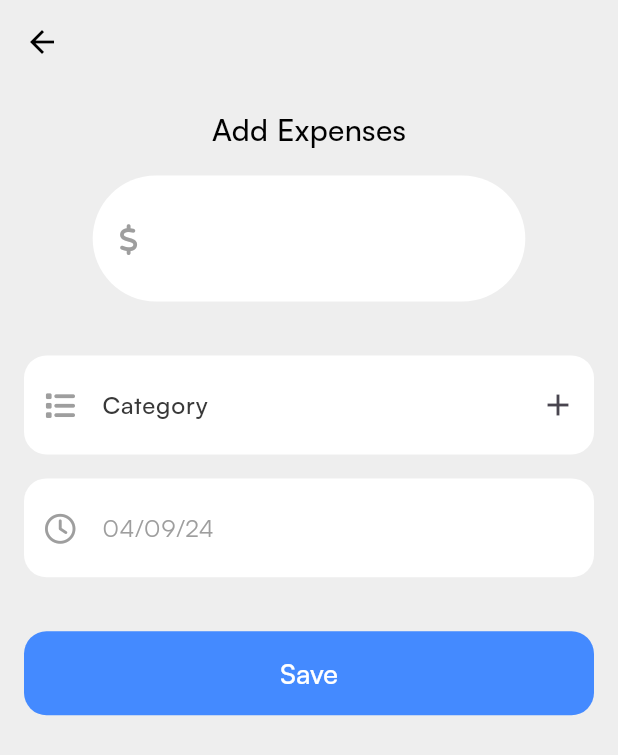
After one commit to SehanAF/Project-Travello, a Flutter app: the AddExpense screen opened directly, on a phone screen of 412 x 824 dp. The commit adds this screen. Shown: the top 755 px of the screen. Run offline on Flutter 3.47's test engine with Material 3 defaults, Android fonts, the phone set to English and light mode, and no system bars; our stand-ins replace cloud_firestore, dartz, firebase_auth, firebase_core, fl_chart, flutter_svg and 3 more; accounts and stored records are empty.

Commit message:
update expense screen

```diff
--- a/lib/main.dart
+++ b/lib/main.dart
@@ -32,7 +32,7 @@ class MyApp extends StatelessWidget {
       debugShowCheckedModeBanner: false,
       theme: AppTheme.lightTheme,
       darkTheme: AppTheme.darkTheme,
-      themeMode: ThemeMode.system,
+      themeMode: ThemeMode.light,
       home: const SplashPage(),
     );
   }
--- /dev/null
+++ b/lib/presentation/home/pages/add_expense/pages/add_expense.dart
@@ -0,0 +1,355 @@
+// ignore_for_file: prefer_const_constructors
+
+import 'package:flutter/cupertino.dart';
+import 'package:flutter/material.dart';
+import 'package:font_awesome_flutter/font_awesome_flutter.dart';
+import 'package:intl/intl.dart';
+
+class AddExpense extends StatefulWidget {
+  const AddExpense({super.key});
+
+  @override
+  State<AddExpense> createState() => _AddExpenseState();
+}
+
+class _AddExpenseState extends State<AddExpense> {
+  final TextEditingController _expenseController = TextEditingController();
+  final TextEditingController _categoryController = TextEditingController();
+  final TextEditingController _dateController = TextEditingController();
+  DateTime selectedDate = DateTime.now();
+
+  List<String> myCategoriesIcons = [
+    "entertainment",
+    "food",
+    "home",
+    "pet",
+    "shopping",
+    "tech",
+    "travel",
+  ];
+
+  @override
+  void initState() {
+    _dateController.text = DateFormat('dd/MM/yy').format(DateTime.now());
+    super.initState();
+  }
+
+  @override
+  Widget build(BuildContext context) {
+    return GestureDetector(
+      onTap: () => FocusManager.instance.primaryFocus?.unfocus(),
+      child: Scaffold(
+        backgroundColor: Colors.grey.shade200,
+        appBar: AppBar(
+          backgroundColor: Colors.grey.shade200,
+          iconTheme: IconThemeData(color: Colors.black),
+        ),
+        body: SingleChildScrollView(
+          child: Padding(
+              padding: EdgeInsets.all(16.0),
+              child: Column(
+                crossAxisAlignment: CrossAxisAlignment.center,
+                children: [
+                  Text("Add Expenses",
+                      style: TextStyle(
+                          color: Colors.black,
+                          fontWeight: FontWeight.w500,
+                          fontSize: 20)),
+                  SizedBox(
+                    height: 16,
+                  ),
+                  _buildTextFieldExpenses(context),
+                  SizedBox(
+                    height: 36,
+                  ),
+                  _buildTextFieldCategory(context),
+                  SizedBox(
+                    height: 16,
+                  ),
+                  _buildTextFieldDate(context),
+                  SizedBox(
+                    height: 36,
+                  ),
+                  _buildButtonSave()
+                ],
+              )),
+        ),
+      ),
+    );
+  }
+
+  Widget _buildButtonSave() {
+    return SizedBox(
+        width: double.infinity,
+        height: kToolbarHeight,
+        child: TextButton(
+            onPressed: () {},
+            style: TextButton.styleFrom(
+              backgroundColor: Colors.blueAccent,
+              shape: const RoundedRectangleBorder(
+                borderRadius: BorderRadius.all(Radius.circular(15)),
+              ),
+            ),
+            child: Text("Save",
+                style: TextStyle(color: Colors.white, fontSize: 18))));
+  }
+
+  Widget _buildTextFieldDate(BuildContext context) {
+    return SizedBox(
+      height: MediaQuery.of(context).size.height * 0.08,
+      child: TextFormField(
+        controller: _dateController,
+        textAlignVertical: TextAlignVertical.bottom,
+        readOnly: true,
+        onTap: () async {
+          DateTime? newDate = await showDatePicker(
+            context: context,
+            initialDate: selectedDate,
+            firstDate: DateTime.now(),
+            lastDate: DateTime(2030),
+          );
+
+          if (newDate != null) {
+            setState(() {
+              _dateController.text = DateFormat('dd/MM/yy').format(newDate);
+              selectedDate = newDate;
+            });
+          }
+        },
+        decoration: InputDecoration(
+          filled: true,
+          fillColor: Colors.white,
+          prefixIcon: const Icon(
+            FontAwesomeIcons.clock,
+            size: 20,
+            color: Colors.grey,
+          ),
+          hintText: "Date",
+          enabledBorder: OutlineInputBorder(
+              borderRadius: BorderRadius.circular(15.0),
+              borderSide: BorderSide.none),
+          focusedBorder: OutlineInputBorder(
+              borderRadius: BorderRadius.circular(12.0),
+              borderSide: BorderSide.none),
+        ),
+        style: TextStyle(color: Colors.grey),
+      ),
+    );
+  }
+
+  Widget _buildTextFieldCategory(BuildContext context) {
+    return SizedBox(
+      height: MediaQuery.of(context).size.height * 0.08,
+      child: TextFormField(
+        controller: _categoryController,
+        textAlignVertical: TextAlignVertical.bottom,
+        readOnly: true,
+        decoration: InputDecoration(
+          hintText: "Category",
+          filled: true,
+          fillColor: Colors.white,
+          prefixIcon: const Icon(
+            FontAwesomeIcons.list,
+            size: 20,
+            color: Colors.grey,
+          ),
+          suffixIcon: IconButton(
+              onPressed: () {
+                bool isExpended = false;
+                showDialog(
+                    context: context,
+                    builder: (ctx) {
+                      return StatefulBuilder(builder: (context, setState) {
+                        return AlertDialog(
+                            title: Text("Create a Category"),
+                            backgroundColor:
+                                const Color.fromARGB(255, 171, 228, 250),
+                            content: Column(
+                              mainAxisSize: MainAxisSize.min,
+                              children: [
+                                TextFormField(
+                                  // controller: _dateController,
+                                  onTap: () {
+                                    setState(() {
+                                      isExpended = !isExpended;
+                                    });
+                                  },
+                                  textAlignVertical: TextAlignVertical.bottom,
+                                  readOnly: true,
+                                  decoration: InputDecoration(
+                                    isDense: true,
+                                    filled: true,
+                                    suffixIcon: Icon(
+                                      CupertinoIcons.chevron_down,
+                                    ),
+                                    fillColor: Colors.white,
+                                    hintText: "Name",
+                                    enabledBorder: OutlineInputBorder(
+                                        borderRadius: isExpended
+                                            ? BorderRadius.vertical(
+                                                top: Radius.circular(12))
+                                            : BorderRadius.circular(12),
+                                        borderSide: BorderSide.none),
+                                    focusedBorder: OutlineInputBorder(
+                                        borderRadius: isExpended
+                                            ? BorderRadius.vertical(
+                                                top: Radius.circular(12))
+                                            : BorderRadius.circular(12),
+                                        borderSide: BorderSide.none),
+                                  ),
+                                  style: TextStyle(color: Colors.grey),
+                                ),
+                                isExpended
+                                    ? Container(
+                                        width:
+                                            MediaQuery.of(context).size.width,
+                                        height: 200,
+                                        decoration: BoxDecoration(
+                                          color: Colors.white,
+                                          borderRadius: BorderRadius.vertical(
+                                              bottom: Radius.circular(12)),
+                                        ),
+                                        child: GridView.builder(
+                                          gridDelegate:
+                                              SliverGridDelegateWithFixedCrossAxisCount(
+                                            crossAxisCount: 3,
+                                          ),
+                                          itemCount: myCategoriesIcons.length,
+                                          itemBuilder: (context, int i) {
+                                            return Container(
+                                                decoration: BoxDecoration(
+                                              image: DecorationImage(
+                                                  image: AssetImage(
+                                                      'assets/images/categories/${myCategoriesIcons[i]}.png'),
+                                                  fit: BoxFit.cover),
+                                            ));
+                                          },
+                                        ),
+                                      )
+                                    : Container(),
+                                SizedBox(
+                                  height: 16,
+                                ),
+                                TextFormField(
+                                  // controller: _dateController,
+                                  onTap: () {
+                                    setState(() {
+                                      isExpended = !isExpended;
+                                    });
+                                  },
+                                  textAlignVertical: TextAlignVertical.bottom,
+                                  readOnly: true,
+                                  decoration: InputDecoration(
+                                    isDense: true,
+                                    filled: true,
+                                    fillColor: Colors.white,
+                                    suffixIcon: Icon(
+                                      CupertinoIcons.chevron_down,
+                                    ),
+                                    hintText: "Icon",
+                                    enabledBorder: OutlineInputBorder(
+                                        borderRadius: BorderRadius.vertical(
+                                            top: Radius.circular(12)),
+                                        borderSide: BorderSide.none),
+                                    focusedBorder: OutlineInputBorder(
+                                        borderRadius: BorderRadius.vertical(
+                                            top: Radius.circular(12)),
+                                        borderSide: BorderSide.none),
+                                  ),
+                                  style: TextStyle(color: Colors.grey),
+                                ),
+                                isExpended
+                                    ? Container(
+                                        width: double.infinity,
+                                        height: 200,
+                                        decoration: BoxDecoration(
+                                            color: Colors.white,
+                                            borderRadius: BorderRadius.vertical(
+                                                bottom: Radius.circular(12))),
+                                      )
+                                    : Container(),
+                                SizedBox(
+                                  height: 16,
+                                ),
+                                TextFormField(
+                                  // controller: _dateController,
+                                  onTap: () {
+                                    setState(() {
+                                      isExpended = !isExpended;
+                                    });
+                                  },
+                                  textAlignVertical: TextAlignVertical.bottom,
+                                  readOnly: true,
+                                  decoration: InputDecoration(
+                                    isDense: true,
+                                    filled: true,
+                                    fillColor: Colors.white,
+                                    suffixIcon: Icon(
+                                      CupertinoIcons.chevron_down,
+                                    ),
+                                    hintText: "Color",
+                                    enabledBorder: OutlineInputBorder(
+                                        borderRadius:
+                                            BorderRadius.circular(15.0),
+                                        borderSide: BorderSide.none),
+                                    focusedBorder: OutlineInputBorder(
+                                        borderRadius:
+                                            BorderRadius.circular(12.0),
+                                        borderSide: BorderSide.none),
+                                  ),
+                                  style: TextStyle(color: Colors.grey),
+                                ),
+                                isExpended
+                                    ? Container(
+                                        width: double.infinity,
+                                        height: 200,
+                                        decoration: BoxDecoration(
+                                            color: Colors.white,
+                                            borderRadius: BorderRadius.vertical(
+                                                bottom: Radius.circular(12))),
+                                      )
+                                    : Container(),
+                              ],
+                            ));
+                      });
+                    });
+              },
+              icon: Icon(
+                Icons.add,
+              )),
+          enabledBorder: OutlineInputBorder(
+              borderRadius: BorderRadius.circular(15.0),
+              borderSide: BorderSide.none),
+          focusedBorder: OutlineInputBorder(
+              borderRadius: BorderRadius.circular(12.0),
+              borderSide: BorderSide.none),
+        ),
+        style: TextStyle(color: Colors.grey),
+      ),
+    );
+  }
+
+  Widget _buildTextFieldExpenses(BuildContext context) {
+    return SizedBox(
+      width: MediaQuery.of(context).size.width * 0.7,
+      child: TextFormField(
+        controller: _expenseController,
+        decoration: InputDecoration(
+          filled: true,
+          fillColor: Colors.white,
+          prefixIcon: const Icon(
+            FontAwesomeIcons.dollarSign,
+            size: 20,
+            color: Colors.grey,
+          ),
+          enabledBorder: OutlineInputBorder(
+              borderRadius: BorderRadius.circular(50.0),
+              borderSide: BorderSide.none),
+          focusedBorder: OutlineInputBorder(
+              borderRadius: BorderRadius.circular(50.0),
+              borderSide: BorderSide.none),
+        ),
+      ),
+    );
+  }
+}
--- a/pubspec.yaml
+++ b/pubspec.yaml
@@ -84,6 +84,7 @@ flutter:
   # To add assets to your application, add an assets section, like this:
   assets:
     - assets/fonts/
+    - assets/images/categories/
     - assets/fonts/spotify/
     - assets/icons/
     - assets/images/
```
Also changed, not shown: lib/common/widgets/TextField/text_field.dart (+6 -5 lines), lib/presentation/auth/singnup.dart (+37 -1 lines), lib/presentation/home/pages/main_screen.dart (+8 -1 lines), assets/images/categories/entertainment.png (added), assets/images/categories/food.png (added), assets/images/categories/home.png (added), assets/images/categories/pet.png (added), assets/images/categories/shopping.png (added), assets/images/categories/tech.png (added), assets/images/categories/travel.png (added).
